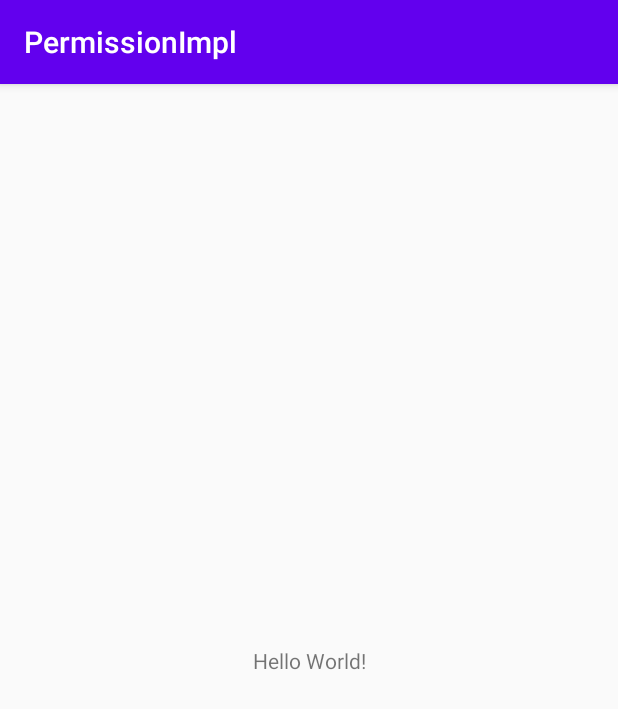
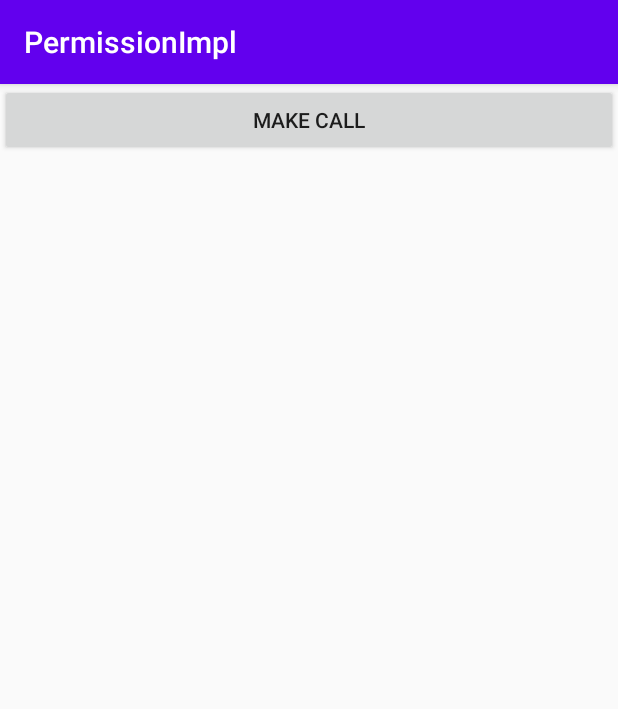
Before and after one commit to tuyrt7/PermissionImpl, an Android app: the screen it shows after launch (MainActivity), on a phone screen of 412 x 824 dp. Shown: the top 709 px of the screen. Run offline under Robolectric (Android 15) with nearby library versions, the phone set to English and light mode, and no system bars.

```diff
--- a/app/build.gradle
+++ b/app/build.gradle
@@ -34,4 +34,5 @@ dependencies {
     testImplementation 'junit:junit:4.12'
     androidTestImplementation 'androidx.test.ext:junit:1.1.1'
     androidTestImplementation 'androidx.test.espresso:espresso-core:3.2.0'
+    implementation project(':permission')
 }
--- a/app/src/main/AndroidManifest.xml
+++ b/app/src/main/AndroidManifest.xml
@@ -2,6 +2,7 @@
 <manifest xmlns:android="http://schemas.android.com/apk/res/android"
     package="com.permissionimpl.app">
 
+    <uses-permission android:name="android.permission.CALL_PHONE" />
     <application
         android:allowBackup="true"
         android:icon="@mipmap/ic_launcher"
--- a/app/src/main/res/layout/activity_main.xml
+++ b/app/src/main/res/layout/activity_main.xml
@@ -1,18 +1,12 @@
 <?xml version="1.0" encoding="utf-8"?>
-<androidx.constraintlayout.widget.ConstraintLayout xmlns:android="http://schemas.android.com/apk/res/android"
-    xmlns:app="http://schemas.android.com/apk/res-auto"
-    xmlns:tools="http://schemas.android.com/tools"
+<LinearLayout xmlns:android="http://schemas.android.com/apk/res/android"
     android:layout_width="match_parent"
-    android:layout_height="match_parent"
-    tools:context=".MainActivity">
+    android:layout_height="match_parent">
 
-    <TextView
-        android:layout_width="wrap_content"
+    <Button
+        android:id="@+id/makeCallBtn"
+        android:layout_width="match_parent"
         android:layout_height="wrap_content"
-        android:text="Hello World!"
-        app:layout_constraintBottom_toBottomOf="parent"
-        app:layout_constraintLeft_toLeftOf="parent"
-        app:layout_constraintRight_toRightOf="parent"
-        app:layout_constraintTop_toTopOf="parent" />
+        android:text="make call" />
 
-</androidx.constraintlayout.widget.ConstraintLayout>
+</LinearLayout>
```
Also changed, not shown: app/src/main/java/com/permissionimpl/app/MainActivity.kt (+26 -0 lines).
